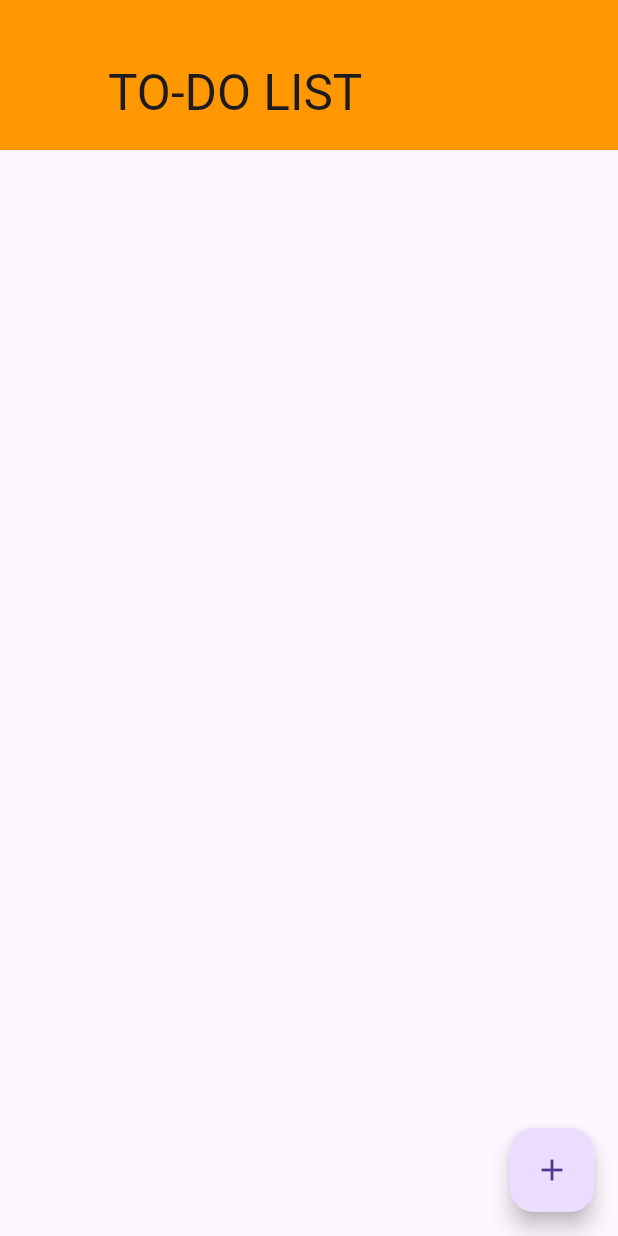
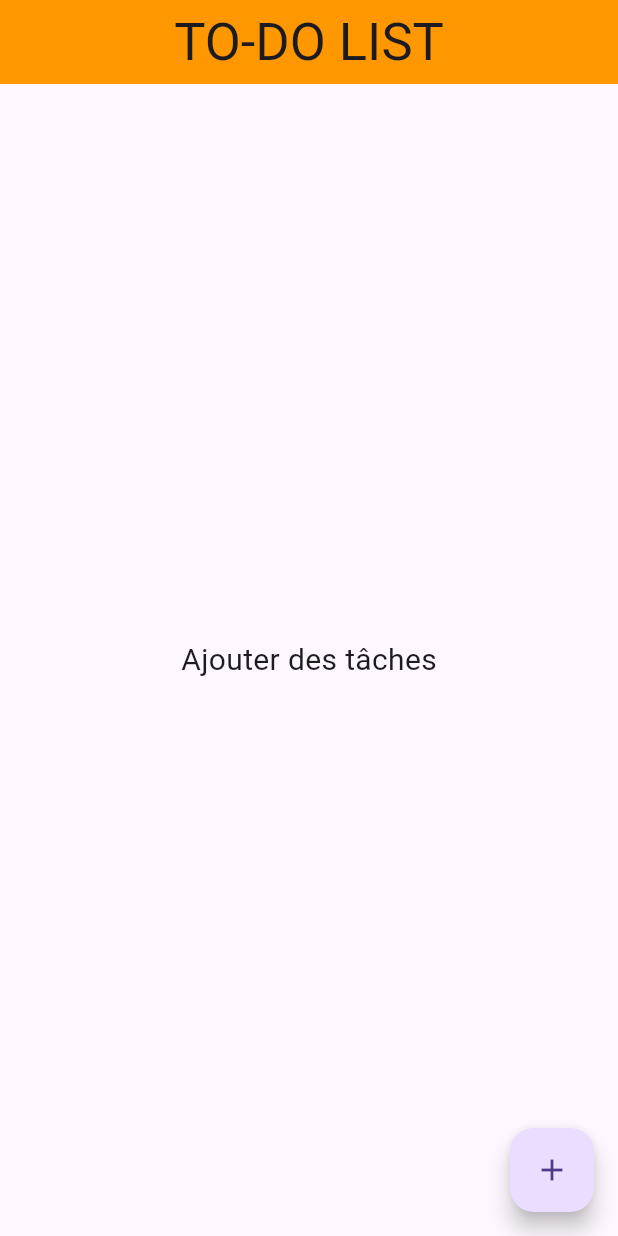
Before and after one commit to ImadSlm/todo_list_flutter, a Flutter app: the screen it shows after launch, on a phone screen of 412 x 824 dp. Run offline on Flutter 3.47's test engine with Material 3 defaults, Android fonts, the phone set to English and light mode, and no system bars.

Commit message:
restructure main interface w/o silvers

```diff
--- a/lib/main.dart
+++ b/lib/main.dart
@@ -14,24 +14,34 @@ class MyApp extends StatelessWidget {
   Widget build(BuildContext context) {
     return MaterialApp(
       title: "To-Do List",
-      home: Scaffold(
-        body: CustomScrollView(
-          slivers: [
-            SliverAppBar(
+      home: TDLInterface(),
+    );
+  }
+}
+
+
+
+class TDLInterface extends StatelessWidget {
+  const TDLInterface({
+    super.key,
+  });
+
+  @override
+  Widget build(BuildContext context) {
+    return Scaffold(
+      appBar: AppBar(
+        title: Center(
+            child: Text(
+          "TO-DO LIST",
+          style: TextStyle(fontSize: 35),
+        )),
         backgroundColor: Colors.orange,
-              floating: true,
-              flexibleSpace: FlexibleSpaceBar(
-                title: Text("TO-DO LIST"),
       ),
-              expandedHeight: 100,
+      body: Center(
+        child: Text(
+          'Ajouter des tâches',
+          style: TextStyle(fontSize: 20),
         ),
-            // SliverList(
-            //   delegate:
-            //       SliverChildBuilderDelegate((BuildContext context, int index) {
-            //
-            //   }),
-            // )
-          ],
       ),
       floatingActionButton: FloatingActionButton(
         onPressed: () {
@@ -39,7 +49,6 @@ class MyApp extends StatelessWidget {
         },
         child: Icon(Icons.add),
       ),
-      ),
     );
   }
 }
```
Lines whose indentation alone changed are shown as unchanged.
